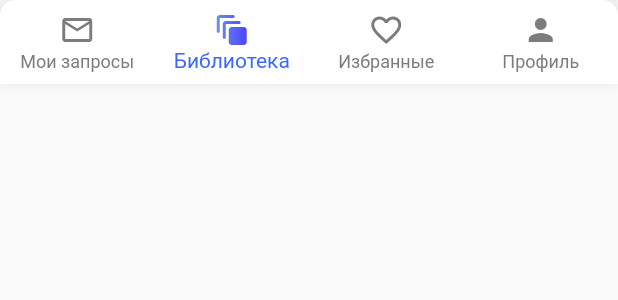
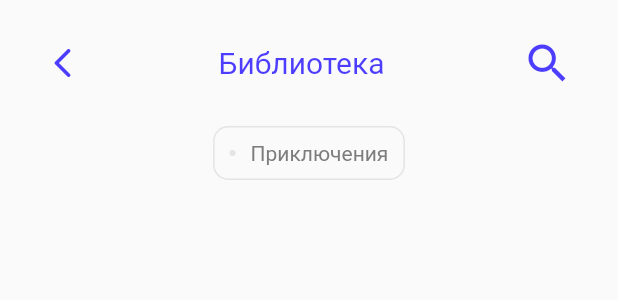
Before and after one commit to k1rm4n/book_manager, a Flutter app: the MainNavigationBar widget shown alone on an empty page, opened directly, item 2 of the bottom bar chosen, on a phone screen of 412 x 824 dp. Shown: the top 300 px of the screen. Run offline on Flutter 3.47's test engine with Material 2 defaults, Android fonts, the phone set to English and light mode, and no system bars; missing offline and left inert: mysql1.

Commit message:
fix name profile

```diff
--- a/lib/connect_db.dart
+++ b/lib/connect_db.dart
@@ -1,8 +1,8 @@
 import 'package:mysql1/mysql1.dart';
 import 'package:flutter/material.dart';
-import 'auto_user.dart';
 import 'data/auto_data.dart';
 import 'package:provider/provider.dart';
+import 'data/profile_data.dart';
 
 class MyConnection {
   Future<MySqlConnection> getConnection() async {
@@ -28,7 +28,8 @@ class MyConnection {
             Provider.of<AutoData>(context, listen: false).setPassText('Пароль');
             Provider.of<AutoData>(context, listen: false).setDefaultTextStyle();
             Provider.of<AutoData>(context, listen: false).setDefColorBorder();
-            Navigator.popAndPushNamed(context, '/profile');
+            Navigator.popAndPushNamed(context, '/profile',
+                arguments: ProfileData(results.first["name"]));
           } else {
             Provider.of<AutoData>(context, listen: false).setText('E-mail*');
             Provider.of<AutoData>(context, listen: false)
--- a/lib/data/profile_data.dart
+++ b/lib/data/profile_data.dart
@@ -1,7 +1,8 @@
 import 'package:flutter/material.dart';
 
 class ProfileData extends ChangeNotifier {
-  String name;
+  String name = '';
+
   ProfileData(this.name);
   String nameUser = 'null';
   void setNameUser(String name) {
--- /dev/null
+++ b/lib/library_list.dart
@@ -0,0 +1,86 @@
+import 'package:flutter/material.dart';
+
+class Library extends StatelessWidget {
+  const Library({Key? key}) : super(key: key);
+
+  @override
+  Widget build(BuildContext context) {
+    return Scaffold(
+      body: SafeArea(
+        child: SingleChildScrollView(
+          child: Column(
+            children: [
+              Padding(
+                padding:
+                    const EdgeInsets.symmetric(horizontal: 30, vertical: 25),
+                child: Row(
+                  mainAxisAlignment: MainAxisAlignment.spaceBetween,
+                  children: const [
+                    Icon(
+                      Icons.arrow_back_ios_rounded,
+                      color: Color.fromRGBO(76, 61, 255, 1),
+                    ),
+                    Text(
+                      'Библиотека',
+                      style: TextStyle(
+                        color: Color.fromRGBO(76, 61, 255, 1),
+                        fontSize: 20,
+                        fontStyle: FontStyle.normal,
+                        fontWeight: FontWeight.w400,
+                        fontFamily: 'Roboto',
+                      ),
+                    ),
+                    Icon(
+                      Icons.search,
+                      color: Color.fromRGBO(76, 61, 255, 1),
+                      size: 34,
+                    ),
+                  ],
+                ),
+              ),
+              SingleChildScrollView(
+                scrollDirection: Axis.horizontal,
+                child: Row(
+                  children: [
+                    Container(
+                      padding: const EdgeInsets.symmetric(
+                          horizontal: 10, vertical: 9),
+                      decoration: BoxDecoration(
+                        borderRadius: BorderRadius.circular(10),
+                        border: Border.all(
+                          color: const Color.fromRGBO(228, 228, 228, 1),
+                          width: 1,
+                        ),
+                      ),
+                      child: Row(
+                        children: [
+                          Container(
+                            width: 4,
+                            height: 4,
+                            decoration: const BoxDecoration(
+                              color: Color.fromRGBO(228, 228, 228, 1),
+                              shape: BoxShape.circle,
+                            ),
+                          ),
+                          const SizedBox(
+                            width: 10,
+                          ),
+                          const Text(
+                            'Приключения',
+                            style: TextStyle(
+                              color: Color.fromRGBO(124, 124, 124, 1),
+                            ),
+                          )
+                        ],
+                      ),
+                    ),
+                  ],
+                ),
+              ),
+            ],
+          ),
+        ),
+      ),
+    );
+  }
+}
--- a/lib/main.dart
+++ b/lib/main.dart
@@ -1,5 +1,6 @@
 // ignore_for_file: deprecated_member_use
 
+import 'package:book_manager/library_list.dart';
 import 'package:book_manager/profile_user.dart';
 import 'package:flutter/material.dart';
 import 'auto_user.dart';
@@ -26,6 +27,7 @@ class MyApp extends StatelessWidget {
         '/profile': (BuildContext context) => Profile(),
         '/notific': (BuildContext context) => Notifications(),
         '/settingsUser': (BuildContext context) => SettingsUser(),
+        '/library': (BuildContext context) => Library(),
       },
     );
   }
--- a/lib/navigation_bar.dart
+++ b/lib/navigation_bar.dart
@@ -72,7 +72,21 @@ class _CustomNavigationBar extends State<MainNavigationBar> {
           currentIndex: _selectedIndex,
           unselectedItemColor: const Color.fromRGBO(124, 124, 124, 1),
           selectedItemColor: const Color.fromRGBO(61, 104, 255, 1),
-          onTap: _onItemTapped,
+          onTap: (_onItemTapped) {
+            switch (_onItemTapped) {
+              case 0:
+                Navigator.popAndPushNamed(context, '/profile');
+                break;
+              case 1:
+                Navigator.popAndPushNamed(context, '/library');
+                break;
+              case 2:
+                Navigator.popAndPushNamed(context, '/profile');
+                break;
+              case 3:
+                Navigator.popAndPushNamed(context, '/profile');
+            }
+          },
         ),
       ),
     );
--- a/lib/profile_user.dart
+++ b/lib/profile_user.dart
@@ -11,6 +11,7 @@ class Profile extends StatelessWidget {
     return Scaffold(
       bottomNavigationBar: MainNavigationBar(),
       body: SafeArea(
+        child: SingleChildScrollView(
           child: Padding(
             padding: const EdgeInsets.symmetric(vertical: 25, horizontal: 30),
             child: Column(
@@ -23,6 +24,7 @@ class Profile extends StatelessWidget {
                 ),
                 const _NowReadWidget(),
               ],
+            ),
           ),
         ),
       ),
@@ -188,6 +190,7 @@ class _AvatarAndNameWidget extends StatelessWidget {
 
   @override
   Widget build(BuildContext context) {
+    final args = ModalRoute.of(context)!.settings.arguments as ProfileData;
     return Align(
       alignment: Alignment.center,
       child: Column(
@@ -208,9 +211,9 @@ class _AvatarAndNameWidget extends StatelessWidget {
           const SizedBox(
             height: 20,
           ),
-          const Text(
-            'Кротов Кирилл',
-            style: TextStyle(
+          Text(
+            args.name,
+            style: const TextStyle(
               color: Color.fromRGBO(61, 104, 255, 1),
               fontSize: 20,
               fontWeight: FontWeight.w500,
```
Lines whose indentation alone changed are shown as unchanged.
